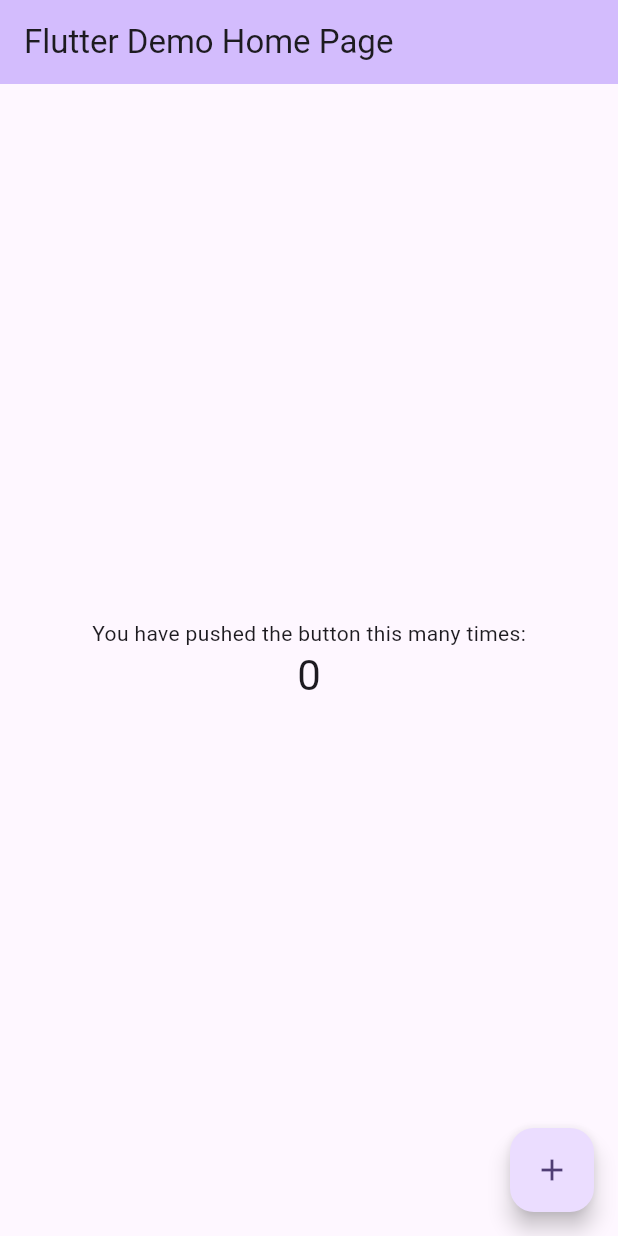
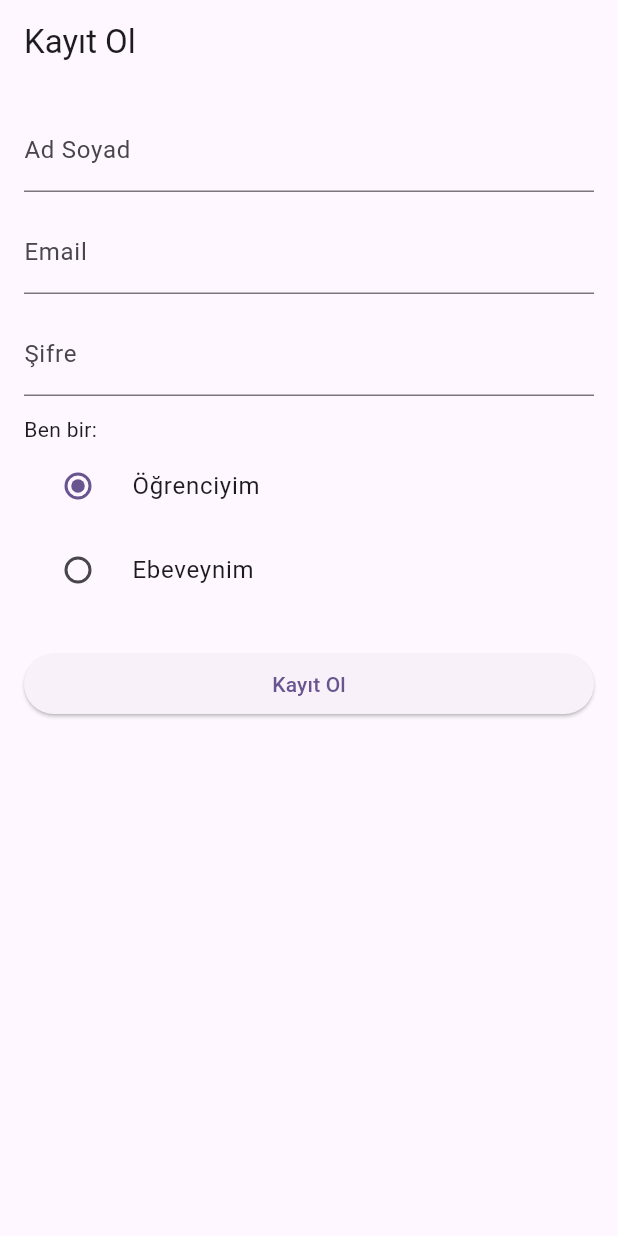
Before and after one commit to alisert272/study_tracker, a Flutter app: the screen it shows after launch, on a phone screen of 412 x 824 dp. Run offline on Flutter 3.47's test engine with Material 3 defaults, Android fonts, the phone set to English and light mode, and no system bars; our stand-ins replace supabase_flutter; accounts and stored records are empty.

Commit message:
feat: add register screen with role selection

```diff
--- a/lib/main.dart
+++ b/lib/main.dart
@@ -1,10 +1,11 @@
 import 'package:flutter/material.dart';
 import 'package:supabase_flutter/supabase_flutter.dart';
+import 'screens/register_screen.dart';
 Future<void> main() async {
   WidgetsFlutterBinding.ensureInitialized();
 
   await Supabase.initialize(
-    url: 'https://gqsixmtootqlpyttynhf.supabase.co/rest/v1/',
+    url: 'https://gqsixmtootqlpyttynhf.supabase.co',
     anonKey: 'eyJhbGciOiJIUzI1NiIsInR5cCI6IkpXVCJ9.eyJpc3MiOiJzdXBhYmFzZSIsInJlZiI6Imdxc2l4bXRvb3RxbHB5dHR5bmhmIiwicm9sZSI6ImFub24iLCJpYXQiOjE3OTA1MTc0NjQsImV4cCI6MjEwNjA5MzQ2NH0.yek17CtR4jE5Ubbu2z42-hTsJCN-bEpNKDOzbo_A8B4',
   );
 
@@ -37,7 +38,7 @@ class MyApp extends StatelessWidget {
         // tested with just a hot reload.
         colorScheme: .fromSeed(seedColor: Colors.deepPurple),
       ),
-      home: const MyHomePage(title: 'Flutter Demo Home Page'),
+      home: const RegisterScreen(),
     );
   }
 }
--- /dev/null
+++ b/lib/screens/register_screen.dart
@@ -0,0 +1,124 @@
+import 'package:flutter/material.dart';
+import 'package:supabase_flutter/supabase_flutter.dart';
+
+class RegisterScreen extends StatefulWidget {
+  const RegisterScreen({super.key});
+
+  @override
+  State<RegisterScreen> createState() => _RegisterScreenState();
+}
+
+class _RegisterScreenState extends State<RegisterScreen> {
+  final _emailController = TextEditingController();
+  final _passwordController = TextEditingController();
+  final _nameController = TextEditingController();
+
+  String _selectedRole = 'student';
+  bool _isLoading = false;
+  String? _errorMessage;
+
+  Future<void> _register() async {
+    setState(() {
+      _isLoading = true;
+      _errorMessage = null;
+    });
+
+    try {
+      final response = await Supabase.instance.client.auth.signUp(
+        email: _emailController.text.trim(),
+        password: _passwordController.text.trim(),
+      );
+
+      final user = response.user;
+      if (user != null) {
+        await Supabase.instance.client.from('profiles').insert({
+          'id': user.id,
+          'role': _selectedRole,
+          'full_name': _nameController.text.trim(),
+        });
+
+        if (mounted) {
+          ScaffoldMessenger.of(context).showSnackBar(
+            const SnackBar(content: Text('Kayıt başarılı!')),
+          );
+        }
+      }
+    } catch (e) {
+      setState(() {
+        _errorMessage = 'Bir hata oluştu: $e';
+      });
+    } finally {
+      setState(() {
+        _isLoading = false;
+      });
+    }
+  }
+
+  @override
+  Widget build(BuildContext context) {
+    return Scaffold(
+      appBar: AppBar(title: const Text('Kayıt Ol')),
+      body: Padding(
+        padding: const EdgeInsets.all(16.0),
+        child: SingleChildScrollView(
+          child: Column(
+            crossAxisAlignment: CrossAxisAlignment.stretch,
+            children: [
+              TextField(
+                controller: _nameController,
+                decoration: const InputDecoration(labelText: 'Ad Soyad'),
+              ),
+              const SizedBox(height: 12),
+              TextField(
+                controller: _emailController,
+                decoration: const InputDecoration(labelText: 'Email'),
+                keyboardType: TextInputType.emailAddress,
+              ),
+              const SizedBox(height: 12),
+              TextField(
+                controller: _passwordController,
+                decoration: const InputDecoration(labelText: 'Şifre'),
+                obscureText: true,
+              ),
+              const SizedBox(height: 12),
+              const Text('Ben bir:'),
+              RadioListTile<String>(
+                title: const Text('Öğrenciyim'),
+                value: 'student',
+                groupValue: _selectedRole,
+                onChanged: (value) {
+                  setState(() {
+                    _selectedRole = value!;
+                  });
+                },
+              ),
+              RadioListTile<String>(
+                title: const Text('Ebeveynim'),
+                value: 'parent',
+                groupValue: _selectedRole,
+                onChanged: (value) {
+                  setState(() {
+                    _selectedRole = value!;
+                  });
+                },
+              ),
+              const SizedBox(height: 12),
+              if (_errorMessage != null)
+                Text(
+                  _errorMessage!,
+                  style: const TextStyle(color: Colors.red),
+                ),
+              const SizedBox(height: 12),
+              ElevatedButton(
+                onPressed: _isLoading ? null : _register,
+                child: _isLoading
+                    ? const CircularProgressIndicator()
+                    : const Text('Kayıt Ol'),
+              ),
+            ],
+          ),
+        ),
+      ),
+    );
+  }
+}
```
